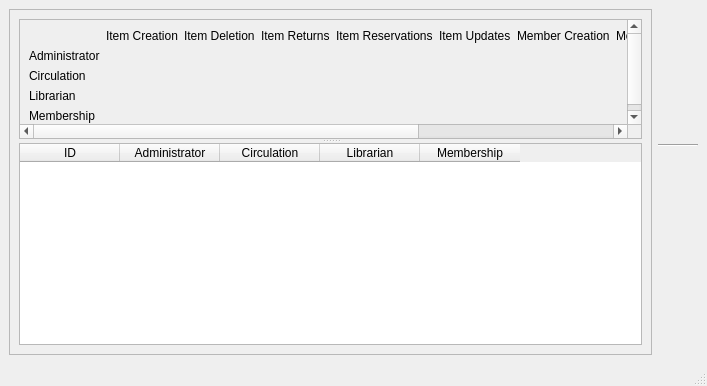
Qt form adminsetup.ui (textbrowser/biblioteq) before a commit.
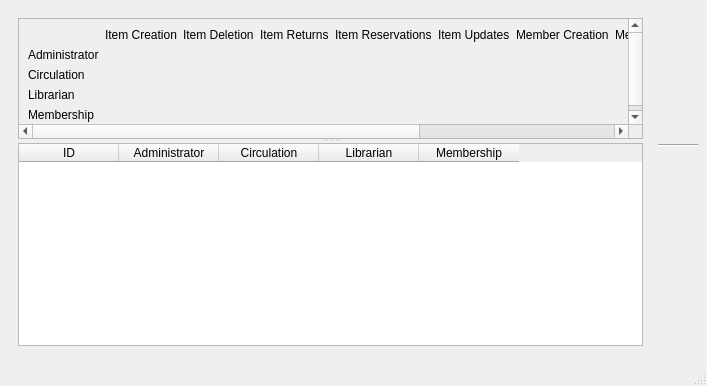
The same form after that commit. Icons and pictures are not drawn.

The edit to the form file:
```diff
--- a/adminsetup.ui
+++ b/adminsetup.ui
@@ -21,12 +21,6 @@
    <layout class="QHBoxLayout" name="horizontalLayout">
     <item>
      <widget class="QFrame" name="frame">
-      <property name="frameShape">
-       <enum>QFrame::StyledPanel</enum>
-      </property>
-      <property name="frameShadow">
-       <enum>QFrame::Raised</enum>
-      </property>
       <layout class="QVBoxLayout" name="verticalLayout">
        <item>
         <widget class="QSplitter" name="splitter">
@@ -45,8 +39,8 @@
             <rect>
              <x>0</x>
              <y>0</y>
-             <width>1107</width>
-             <height>142</height>
+             <width>956</width>
+             <height>105</height>
             </rect>
            </property>
            <layout class="QGridLayout" name="gridLayout">
```
